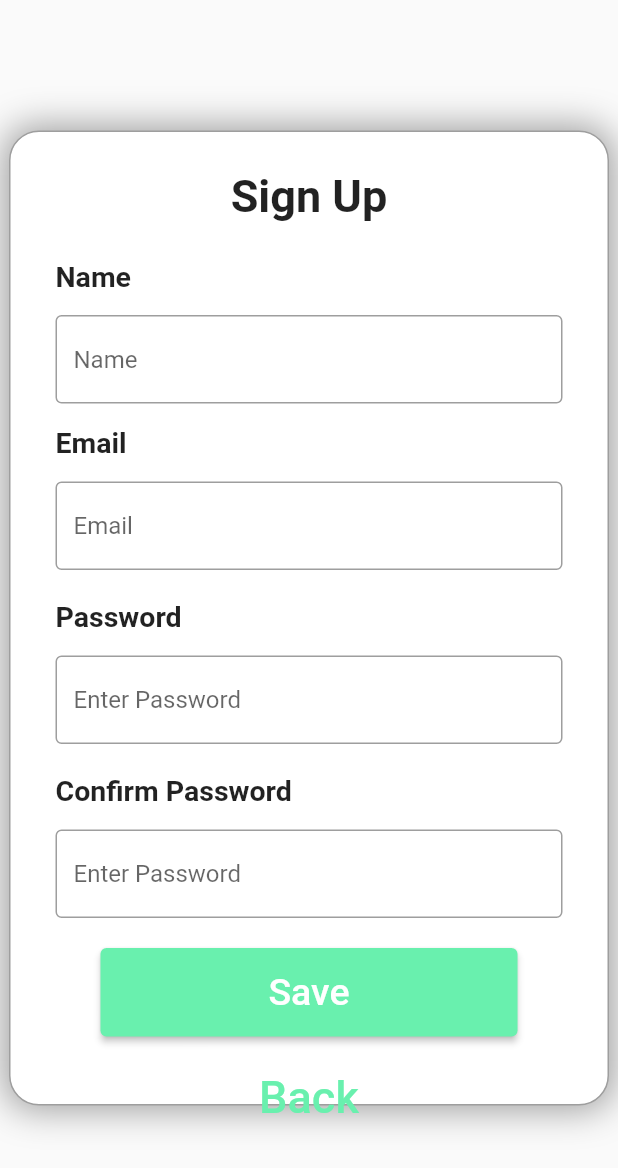
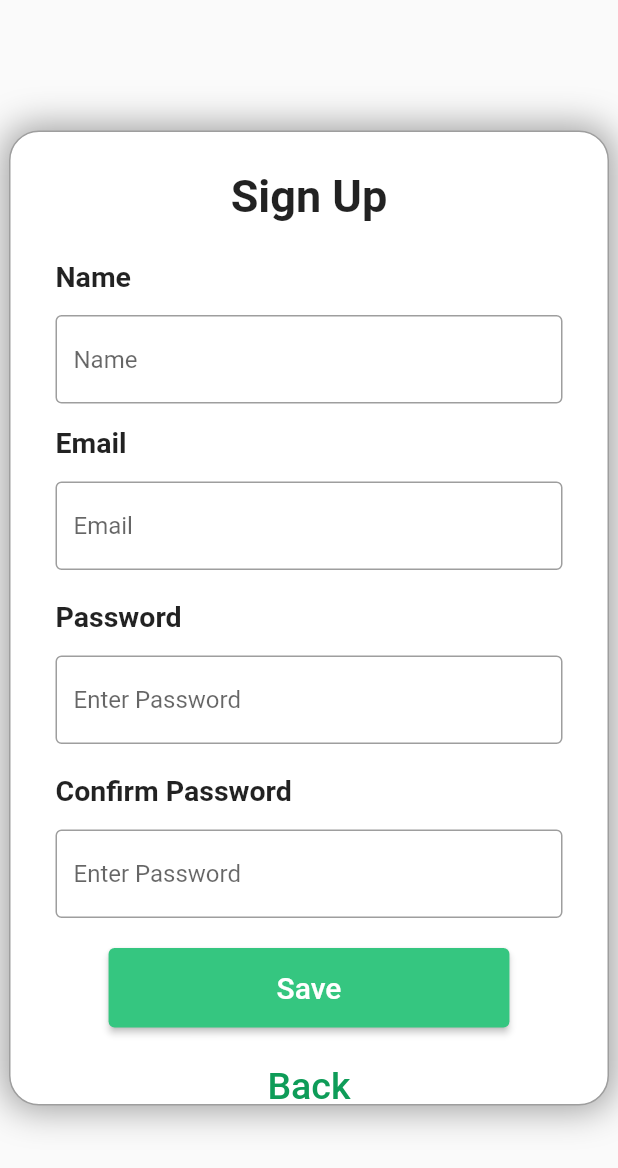
Before and after one commit to pietervardi/Contact-Tako-IFCSore, a Flutter app: the screen it shows after launch, after a tap on "Register", on a phone screen of 412 x 824 dp. Shown: the top 1168 px of the screen. Run offline on Flutter 3.47's test engine with Material 2 defaults, Android fonts, the phone set to English and light mode, and no system bars.

Commit message:
Merge Code + Merapikan Code

```diff
--- a/mobile/lib/screen/login_screen.dart
+++ b/mobile/lib/screen/login_screen.dart
@@ -22,15 +22,15 @@ class _LoginScreenState extends State<LoginScreen> {
                 border: Border.all(color: Colors.grey),
                 borderRadius: BorderRadius.circular(20),
                 color: Colors.white,
-                boxShadow: [
+                boxShadow: const [
                   BoxShadow(color: Colors.grey, blurRadius: 20, spreadRadius: 3)
                 ]),
             child: Column(
                 crossAxisAlignment: CrossAxisAlignment.start,
                 mainAxisAlignment: MainAxisAlignment.start,
                 children: [
-                  Padding(
-                    padding: const EdgeInsets.symmetric(vertical: 25),
+                  const Padding(
+                    padding: EdgeInsets.symmetric(vertical: 25),
                     child: Center(
                       child: Text(
                         'Sign In',
@@ -40,36 +40,36 @@ class _LoginScreenState extends State<LoginScreen> {
                     ),
                   ),
                   Container(
-                    margin: EdgeInsets.symmetric(horizontal: 30),
+                    margin: const EdgeInsets.symmetric(horizontal: 30),
                     child: Column(
                       crossAxisAlignment: CrossAxisAlignment.start,
                       children: [
-                        Padding(
-                          padding: const EdgeInsets.only(bottom: 15),
+                        const Padding(
+                          padding: EdgeInsets.only(bottom: 15),
                           child: Text(
                             "Email",
                             style: TextStyle(
                                 fontWeight: FontWeight.bold, fontSize: 19),
                           ),
                         ),
-                        Padding(
-                          padding: const EdgeInsets.only(bottom: 15),
+                        const Padding(
+                          padding: EdgeInsets.only(bottom: 15),
                           child: TextField(
                               decoration: InputDecoration(
                             border: OutlineInputBorder(),
                             hintText: 'Email',
                           )),
                         ),
-                        Padding(
-                          padding: const EdgeInsets.only(bottom: 15),
+                        const Padding(
+                          padding: EdgeInsets.only(bottom: 15),
                           child: Text(
                             "Password",
                             style: TextStyle(
                                 fontWeight: FontWeight.bold, fontSize: 19),
                           ),
                         ),
-                        Padding(
-                          padding: const EdgeInsets.only(bottom: 20),
+                        const Padding(
+                          padding: EdgeInsets.only(bottom: 20),
                           child: TextField(
                               decoration: InputDecoration(
                             border: OutlineInputBorder(),
@@ -81,11 +81,11 @@ class _LoginScreenState extends State<LoginScreen> {
                               style: ButtonStyle(
                                   padding:
                                       MaterialStateProperty.all<EdgeInsets>(
-                                          EdgeInsets.symmetric(
+                                          const EdgeInsets.symmetric(
                                               vertical: 15, horizontal: 112)),
                                   backgroundColor:
-                                      MaterialStatePropertyAll<Color>(
-                                          Colors.greenAccent)),
+                                      const MaterialStatePropertyAll<Color>(
+                                          Color(0xFF35C680))),
                               onPressed: () {
                                 Navigator.of(context).push(
                                   MaterialPageRoute(
@@ -95,7 +95,7 @@ class _LoginScreenState extends State<LoginScreen> {
                               },
                               child: const Text(
                                 'Login',
-                                style: TextStyle(fontSize: 25),
+                                style: TextStyle(fontSize: 20),
                               )),
                         ),
                         Center(
@@ -113,7 +113,7 @@ class _LoginScreenState extends State<LoginScreen> {
                                 child: const Text(
                                   'Register',
                                   style: TextStyle(
-                                      color: Colors.greenAccent, fontSize: 30),
+                                      color: Color(0xFF0E9C58), fontSize: 25),
                                 )),
                           ),
                         )
--- a/mobile/lib/screen/register_screen.dart
+++ b/mobile/lib/screen/register_screen.dart
@@ -21,15 +21,15 @@ class _RegisterScreenState extends State<RegisterScreen> {
               border: Border.all(color: Colors.grey),
               borderRadius: BorderRadius.circular(20),
               color: Colors.white,
-              boxShadow: [
+              boxShadow: const [
                 BoxShadow(color: Colors.grey, blurRadius: 20, spreadRadius: 3)
               ]),
           child: Column(
               crossAxisAlignment: CrossAxisAlignment.start,
               mainAxisAlignment: MainAxisAlignment.start,
               children: [
-                Padding(
-                  padding: const EdgeInsets.symmetric(vertical: 25),
+                const Padding(
+                  padding: EdgeInsets.symmetric(vertical: 25),
                   child: Center(
                     child: Text(
                       'Sign Up',
@@ -39,68 +39,68 @@ class _RegisterScreenState extends State<RegisterScreen> {
                   ),
                 ),
                 Container(
-                  margin: EdgeInsets.symmetric(horizontal: 30),
+                  margin: const EdgeInsets.symmetric(horizontal: 30),
                   child: Column(
                     crossAxisAlignment: CrossAxisAlignment.start,
                     children: [
-                      Padding(
-                        padding: const EdgeInsets.only(bottom: 15),
+                      const Padding(
+                        padding: EdgeInsets.only(bottom: 15),
                         child: Text(
                           "Name",
                           style: TextStyle(
                               fontWeight: FontWeight.bold, fontSize: 19),
                         ),
                       ),
-                      Padding(
-                        padding: const EdgeInsets.only(bottom: 15),
+                      const Padding(
+                        padding: EdgeInsets.only(bottom: 15),
                         child: TextField(
                             decoration: InputDecoration(
                           border: OutlineInputBorder(),
                           hintText: 'Name',
                         )),
                       ),
-                      Padding(
-                        padding: const EdgeInsets.only(bottom: 15),
+                      const Padding(
+                        padding: EdgeInsets.only(bottom: 15),
                         child: Text(
                           "Email",
                           style: TextStyle(
                               fontWeight: FontWeight.bold, fontSize: 19),
                         ),
                       ),
-                      Padding(
-                        padding: const EdgeInsets.only(bottom: 20),
+                      const Padding(
+                        padding: EdgeInsets.only(bottom: 20),
                         child: TextField(
                             decoration: InputDecoration(
                           border: OutlineInputBorder(),
                           hintText: 'Email',
                         )),
                       ),
-                      Padding(
-                        padding: const EdgeInsets.only(bottom: 15),
+                      const Padding(
+                        padding: EdgeInsets.only(bottom: 15),
                         child: Text(
                           "Password",
                           style: TextStyle(
                               fontWeight: FontWeight.bold, fontSize: 19),
                         ),
                       ),
-                      Padding(
-                        padding: const EdgeInsets.only(bottom: 20),
+                      const Padding(
+                        padding: EdgeInsets.only(bottom: 20),
                         child: TextField(
                             decoration: InputDecoration(
                           border: OutlineInputBorder(),
                           hintText: 'Enter Password',
                         )),
                       ),
-                      Padding(
-                        padding: const EdgeInsets.only(bottom: 15),
+                      const Padding(
+                        padding: EdgeInsets.only(bottom: 15),
                         child: Text(
                           "Confirm Password",
                           style: TextStyle(
                               fontWeight: FontWeight.bold, fontSize: 19),
                         ),
                       ),
-                      Padding(
-                        padding: const EdgeInsets.only(bottom: 20),
+                      const Padding(
+                        padding: EdgeInsets.only(bottom: 20),
                         child: TextField(
                             decoration: InputDecoration(
                           border: OutlineInputBorder(),
@@ -111,11 +111,11 @@ class _RegisterScreenState extends State<RegisterScreen> {
                         child: ElevatedButton(
                             style: ButtonStyle(
                                 padding: MaterialStateProperty.all<EdgeInsets>(
-                                    EdgeInsets.symmetric(
+                                    const EdgeInsets.symmetric(
                                         vertical: 15, horizontal: 112)),
                                 backgroundColor:
-                                    MaterialStatePropertyAll<Color>(
-                                        Colors.greenAccent)),
+                                    const MaterialStatePropertyAll<Color>(
+                                        Color(0xFF35C680))),
                             onPressed: () {
                               Navigator.of(context).push(
                                 MaterialPageRoute(
@@ -125,7 +125,7 @@ class _RegisterScreenState extends State<RegisterScreen> {
                             },
                             child: const Text(
                               'Save',
-                              style: TextStyle(fontSize: 25),
+                              style: TextStyle(fontSize: 20),
                             )),
                       ),
                       Center(
@@ -138,7 +138,7 @@ class _RegisterScreenState extends State<RegisterScreen> {
                               child: const Text(
                                 'Back',
                                 style: TextStyle(
-                                    color: Colors.greenAccent, fontSize: 30),
+                                    color: Color(0xFF0E9C58), fontSize: 25),
                               )),
                         ),
                       )
```
